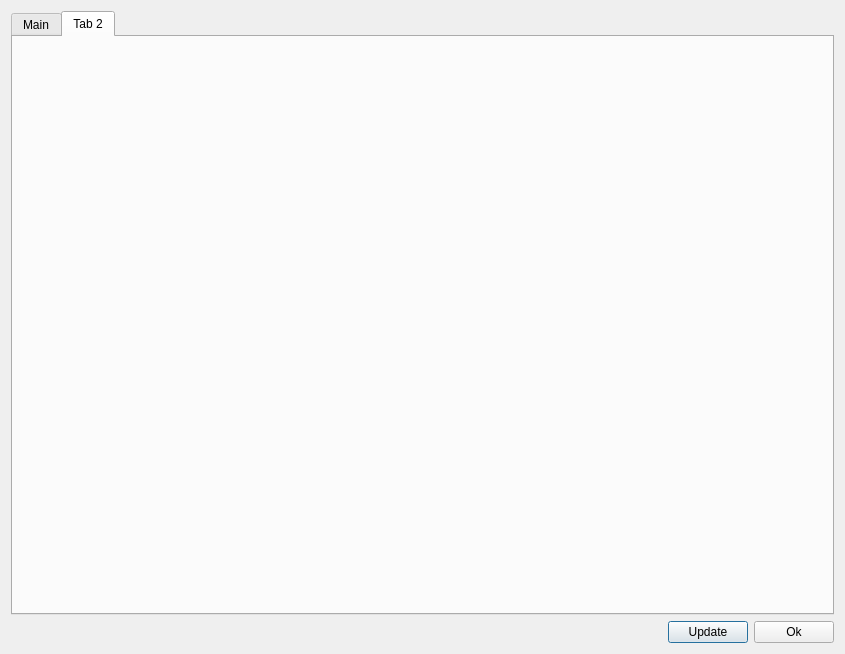
First picture: the form in hal4000/qtdesigner/params-editor.ui, repository ZhuangLab/storm-control, before the edit.
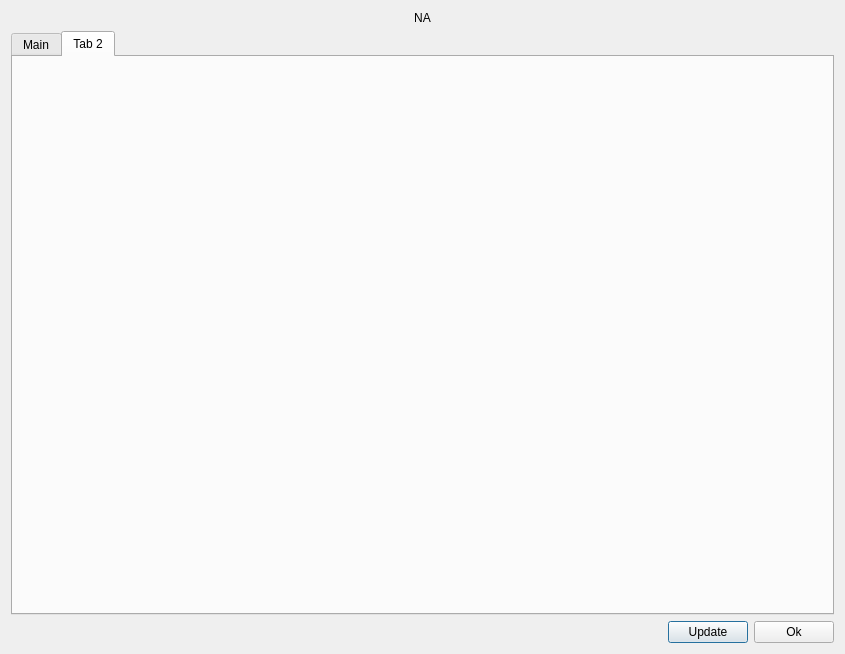
Second picture: the form after the edit.

Commit message: Mark changed but not saved parameters. Implement updating of the parameters in the editor after the call to newParameters in HAL. Disable visible editors that are not the editor for the current parameters.

```diff
--- a/hal4000/qtdesigner/params-editor.ui
+++ b/hal4000/qtdesigner/params-editor.ui
@@ -32,7 +32,7 @@
    <string>HAL-4000 Parameters Editor</string>
   </property>
   <layout class="QGridLayout" name="gridLayout">
-   <item row="0" column="0">
+   <item row="1" column="0">
     <layout class="QVBoxLayout" name="verticalLayout">
      <item>
       <widget class="QTabWidget" name="editTabWidget">
@@ -84,6 +84,16 @@
      </item>
     </layout>
    </item>
+   <item row="0" column="0">
+    <widget class="QLabel" name="parametersNameLabel">
+     <property name="text">
+      <string>NA</string>
+     </property>
+     <property name="alignment">
+      <set>Qt::AlignCenter</set>
+     </property>
+    </widget>
+   </item>
   </layout>
  </widget>
  <resources/>
```
The commit also changes 3 other files.
